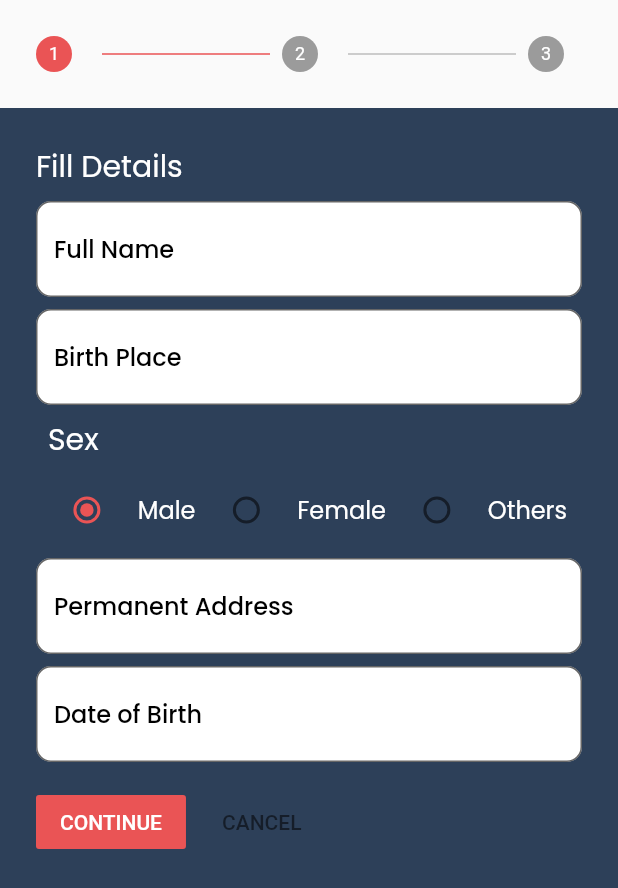
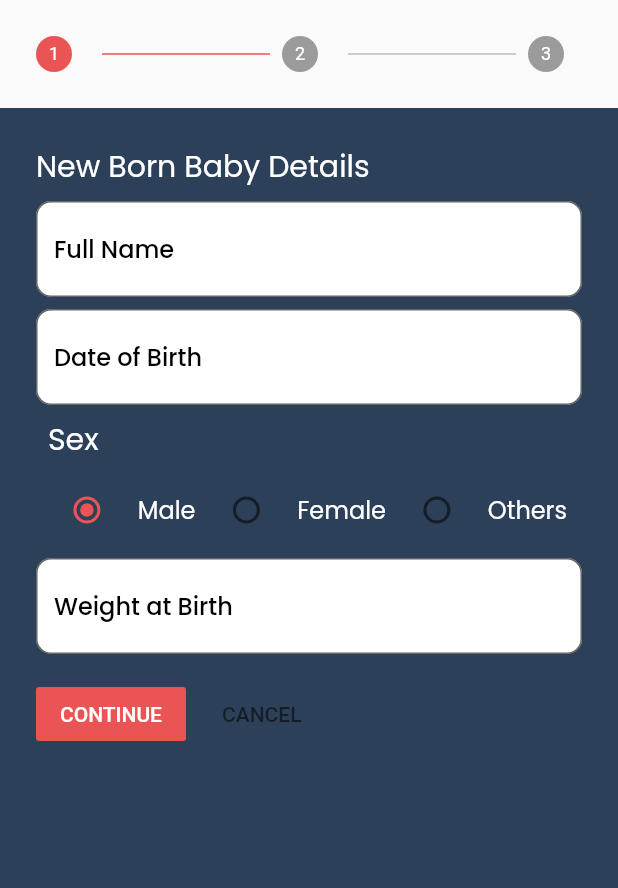
Before and after one commit to sandesh101/E-Palika, a Flutter app: the BirthRegistrationForm screen opened by its route, on a phone screen of 412 x 824 dp. Shown: the top 888 px of the screen. Run offline on Flutter 3.47's test engine with Material 2 defaults, Android fonts, the phone set to English and light mode, and no system bars; our stand-ins replace google_fonts, image_picker.

Commit message:
Baby form UI

```diff
--- a/lib/screens/birth_certificate/baby_details.dart
+++ b/lib/screens/birth_certificate/baby_details.dart
@@ -24,7 +24,7 @@ class _BabyDetailsState extends State<BabyDetails> {
           mainAxisAlignment: MainAxisAlignment.start,
           children: [
             Text(
-              'Fill Details',
+              'New Born Baby Details',
               style: GoogleFonts.poppins(fontSize: 20, color: Colors.white),
             ),
           ],
@@ -51,7 +51,7 @@ class _BabyDetailsState extends State<BabyDetails> {
                 ),
               ),
 
-              //===========Birth Place================
+              //===========Date of birth================
               Padding(
                 padding: const EdgeInsets.only(top: 8.0),
                 child: TextFormField(
@@ -62,7 +62,7 @@ class _BabyDetailsState extends State<BabyDetails> {
                     border: OutlineInputBorder(
                       borderRadius: BorderRadius.circular(10),
                     ),
-                    hintText: "Birth Place",
+                    hintText: "Date of Birth",
                     hintStyle: GoogleFonts.poppins(
                       fontSize: 16,
                       color: Colors.black,
@@ -132,7 +132,7 @@ class _BabyDetailsState extends State<BabyDetails> {
                 ),
               ),
 
-              //===========Permanent Address================
+              //===========Weight at birth================
               Padding(
                 padding: const EdgeInsets.only(top: 8.0),
                 child: TextFormField(
@@ -143,28 +143,7 @@ class _BabyDetailsState extends State<BabyDetails> {
                     border: OutlineInputBorder(
                       borderRadius: BorderRadius.circular(10),
                     ),
-                    hintText: "Permanent Address",
-                    hintStyle: GoogleFonts.poppins(
-                      fontSize: 16,
-                      color: Colors.black,
-                      fontWeight: FontWeight.w500,
-                    ),
-                  ),
-                ),
-              ),
-
-              //===========Date of Birth================
-              Padding(
-                padding: const EdgeInsets.only(top: 8.0),
-                child: TextFormField(
-                  controller: _dateOfBirth,
-                  decoration: InputDecoration(
-                    fillColor: Colors.white,
-                    filled: true,
-                    border: OutlineInputBorder(
-                      borderRadius: BorderRadius.circular(10),
-                    ),
-                    hintText: "Date of Birth",
+                    hintText: "Weight at Birth",
                     hintStyle: GoogleFonts.poppins(
                       fontSize: 16,
                       color: Colors.black,
```
